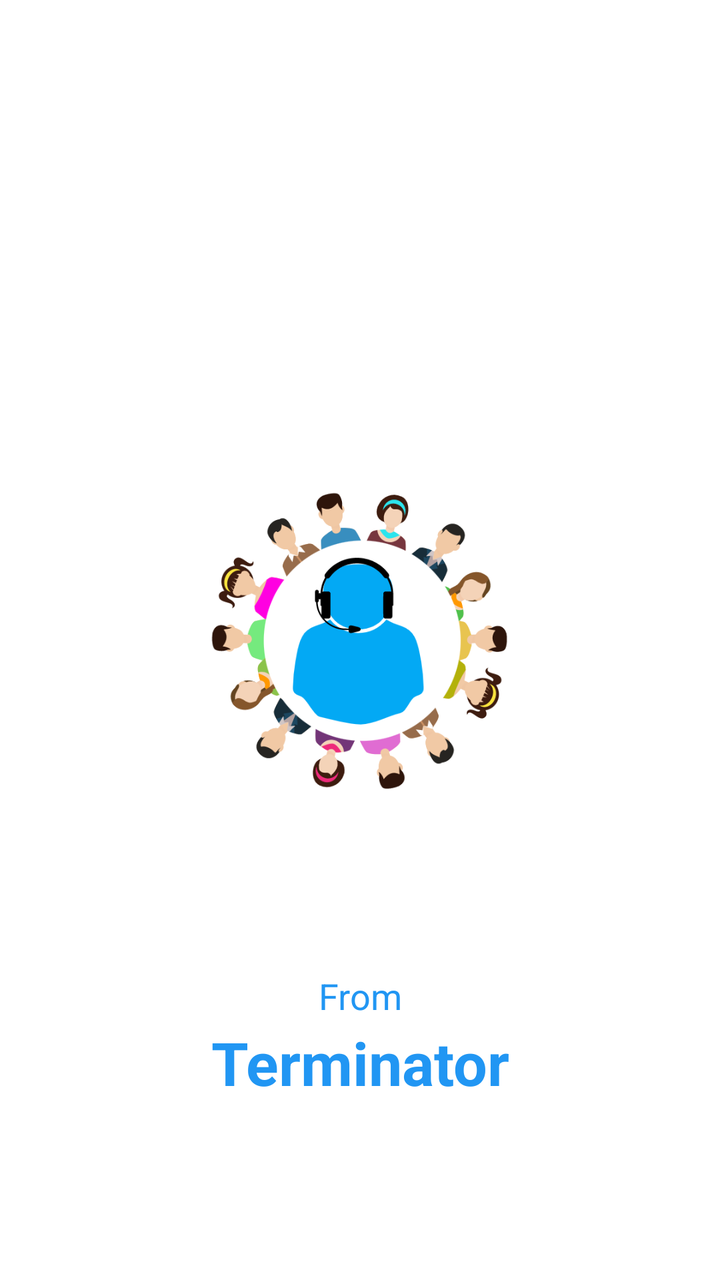
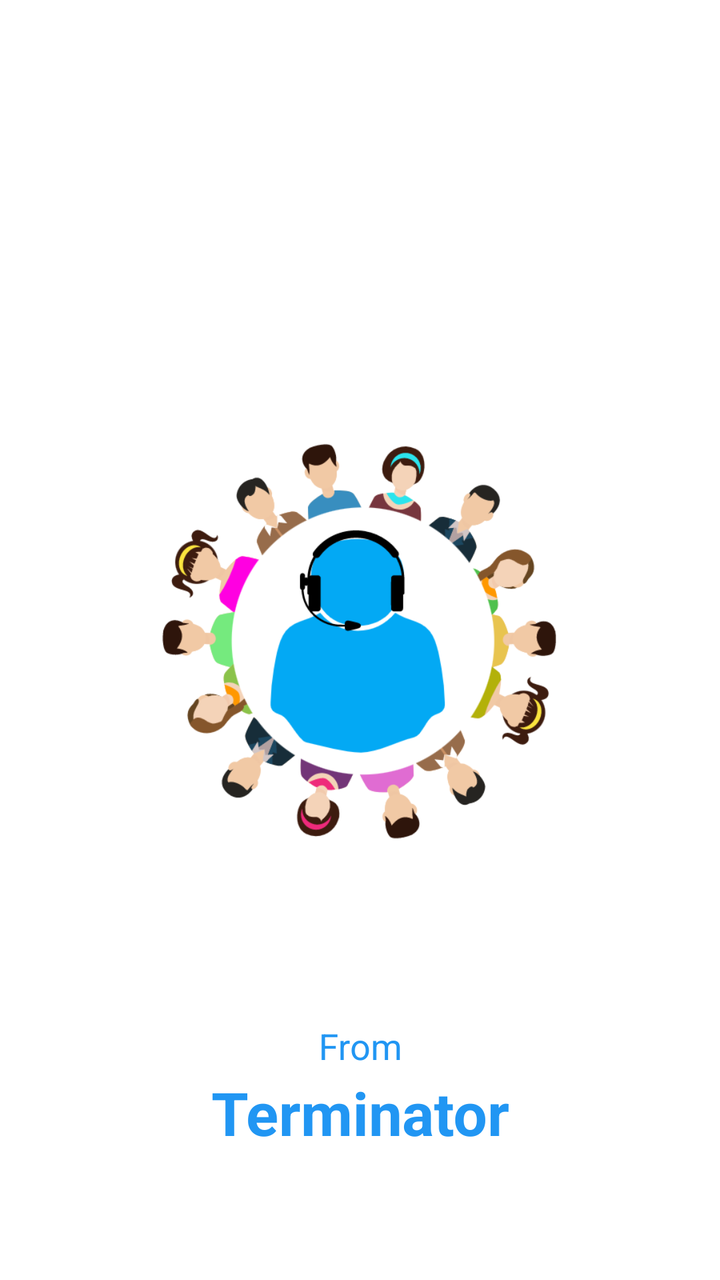

Compare the two renders of this Android layout. The source of the first and the diff that turns it into the second are given below.
<!-- AndroidManifest.xml: application theme Theme.Conferenceium -->
<!-- res/layout/activity_main.xml -->
<?xml version="1.0" encoding="utf-8"?>
<androidx.constraintlayout.widget.ConstraintLayout xmlns:android="http://schemas.android.com/apk/res/android"
    xmlns:app="http://schemas.android.com/apk/res-auto"
    xmlns:tools="http://schemas.android.com/tools"
    android:layout_width="match_parent"
    android:layout_height="match_parent"
    android:layout_gravity="center"
    tools:context=".MainActivity">

    <ImageView
        android:id="@+id/imageView"
        android:layout_width="150dp"
        android:layout_height="150dp"
        app:layout_constraintBottom_toBottomOf="parent"
        app:layout_constraintEnd_toEndOf="parent"
        app:layout_constraintStart_toStartOf="parent"
        app:layout_constraintTop_toTopOf="parent"
        app:srcCompat="@drawable/logo" />

    <ProgressBar
        android:id="@+id/progressBar"
        style="?android:attr/progressBarStyle"
        android:layout_width="30dp"
        android:layout_height="30dp"
        android:layout_marginTop="20dp"
        app:layout_constraintEnd_toEndOf="parent"
        app:layout_constraintHorizontal_bias="0.498"
        app:layout_constraintStart_toStartOf="parent"
        app:layout_constraintTop_toBottomOf="@+id/imageView" />

    <TextView
        android:id="@+id/textView"
        android:layout_width="48dp"
        android:layout_height="26dp"
        android:layout_marginTop="40dp"
        android:gravity="center"
        android:text="From"
        android:textColor="#2196F3"
        android:textSize="18sp"
        app:layout_constraintEnd_toEndOf="parent"
        app:layout_constraintStart_toStartOf="parent"
        app:layout_constraintTop_toBottomOf="@+id/progressBar" />

    <TextView
        android:id="@+id/textView2"
        android:layout_width="wrap_content"
        android:layout_height="wrap_content"
        android:text="Terminator"
        android:textColor="#2196F3"
        android:textSize="30sp"
        android:textStyle="bold"
        app:layout_constraintEnd_toEndOf="parent"
        app:layout_constraintStart_toStartOf="parent"
        app:layout_constraintTop_toBottomOf="@+id/textView" />
</androidx.constraintlayout.widget.ConstraintLayout>
<!-- resources referenced by this layout -->
<resources>
  <!-- drawable logo: png bitmap (drawable-v24, 45526 bytes) -->
  <style name="Theme.Conferenceium" parent="Theme.MaterialComponents.DayNight.DarkActionBar">
          <item name="android:buttonStyle">@drawable/login_btn_style</item>
          <item name="android:buttonStyle" tools:ignore="DuplicateDefinition">@drawable/signup_btn_style</item>
          
          <item name="colorPrimary">@color/purple_500</item>
          <item name="colorPrimaryVariant">@color/purple_700</item>
          <item name="colorOnPrimary">@color/white</item>
          
          <item name="colorSecondary">@color/teal_200</item>
          <item name="colorSecondaryVariant">@color/teal_700</item>
          <item name="colorOnSecondary">@color/black</item>
          
          <item name="android:statusBarColor" tools:targetApi="l">?attr/colorPrimaryVariant</item>
          
      </style>
  <!-- drawable login_btn_style (drawable) -->
  <?xml version="1.0" encoding="utf-8"?>
  <shape xmlns:android="http://schemas.android.com/apk/res/android">
  <solid android:color="#4CAF50"/>
      <corners
          android:radius="30dp"/>
  
  </shape>
  <!-- drawable signup_btn_style (drawable) -->
  <?xml version="1.0" encoding="utf-8"?>
  <shape xmlns:android="http://schemas.android.com/apk/res/android">
      <solid android:color="#03A9F4"/>
      <corners
          android:radius="30dp"/>
  
  </shape>
  <color name="purple_500">#FF6200EE</color>
  <color name="purple_700">#FF3700B3</color>
  <color name="white">#FFFFFFFF</color>
  <color name="teal_200">#FF03DAC5</color>
  <color name="teal_700">#FF018786</color>
  <color name="black">#FF000000</color>
</resources>

<!-- the commit's change to res/layout/activity_main.xml (unified diff, before → after) -->
@@ -9,8 +9,8 @@
 
     <ImageView
         android:id="@+id/imageView"
-        android:layout_width="150dp"
-        android:layout_height="150dp"
+        android:layout_width="200dp"
+        android:layout_height="200dp"
         app:layout_constraintBottom_toBottomOf="parent"
         app:layout_constraintEnd_toEndOf="parent"
         app:layout_constraintStart_toStartOf="parent"
